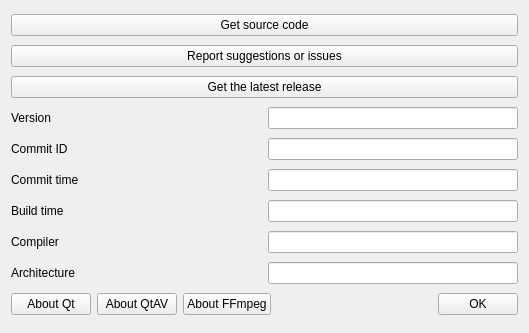
First picture: the form in src/ddmain/forms/aboutdialog.ui, repository wangwenx190/dynamic-desktop, before the edit.
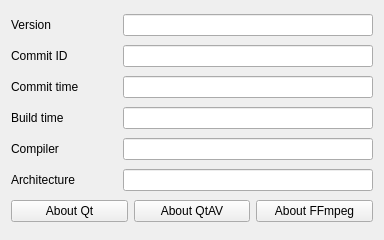
Second picture: the form after the edit.

```diff
--- a/src/ddmain/forms/aboutdialog.ui
+++ b/src/ddmain/forms/aboutdialog.ui
@@ -6,35 +6,14 @@
    <rect>
     <x>0</x>
     <y>0</y>
-    <width>529</width>
-    <height>333</height>
+    <width>384</width>
+    <height>240</height>
    </rect>
   </property>
   <property name="windowTitle">
    <string>About</string>
   </property>
   <layout class="QVBoxLayout" name="verticalLayout">
-   <item>
-    <widget class="QPushButton" name="pushButton_source">
-     <property name="text">
-      <string>Get source code</string>
-     </property>
-    </widget>
-   </item>
-   <item>
-    <widget class="QPushButton" name="pushButton_issues">
-     <property name="text">
-      <string>Report suggestions or issues</string>
-     </property>
-    </widget>
-   </item>
-   <item>
-    <widget class="QPushButton" name="pushButton_release">
-     <property name="text">
-      <string>Get the latest release</string>
-     </property>
-    </widget>
-   </item>
    <item>
     <layout class="QHBoxLayout" name="horizontalLayout_5">
      <item>
@@ -352,26 +331,6 @@
        </property>
       </widget>
      </item>
-     <item>
-      <spacer name="horizontalSpacer">
-       <property name="orientation">
-        <enum>Qt::Horizontal</enum>
-       </property>
-       <property name="sizeHint" stdset="0">
-        <size>
-         <width>40</width>
-         <height>20</height>
-        </size>
-       </property>
-      </spacer>
-     </item>
-     <item>
-      <widget class="QPushButton" name="pushButton_ok">
-       <property name="text">
-        <string>OK</string>
-       </property>
-      </widget>
-     </item>
     </layout>
    </item>
   </layout>
```
